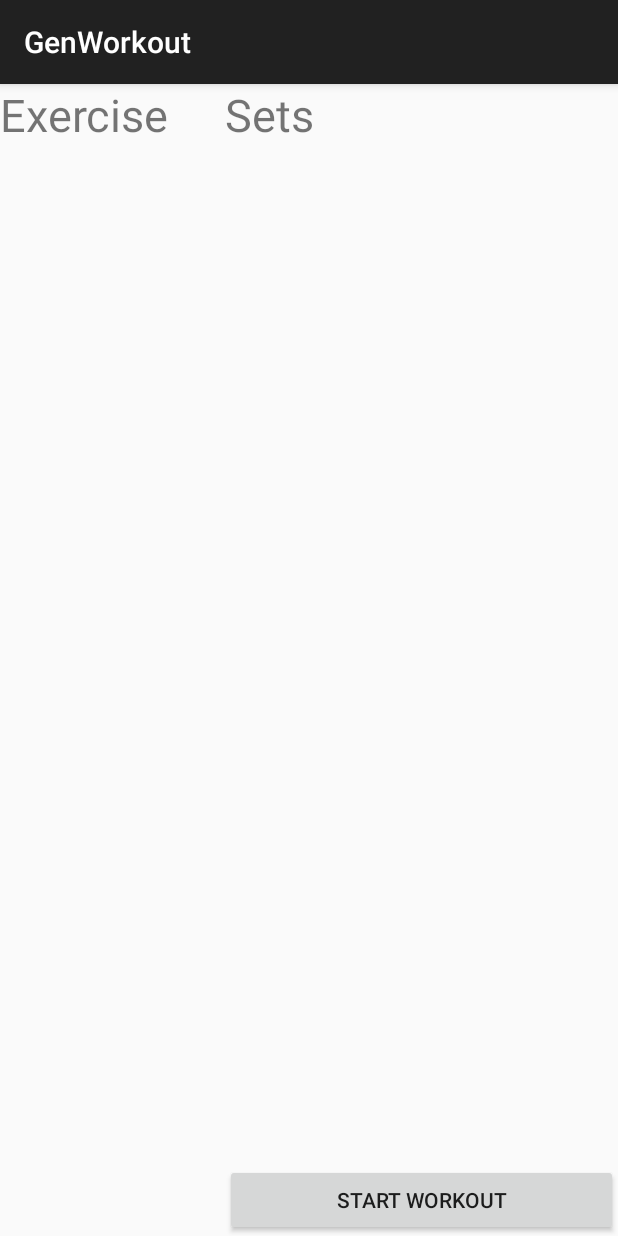
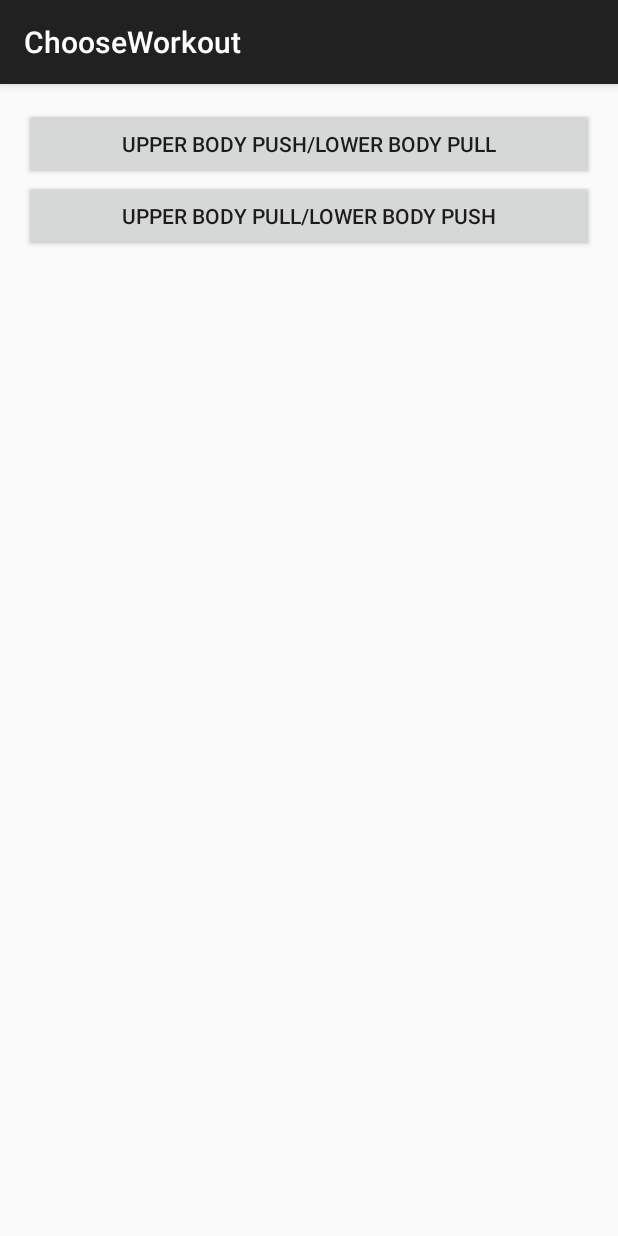
Before and after one commit to dsantamaria1/Workout_Buddy, an Android app: the screen it shows after launch (GenWorkout before the commit, ChooseWorkout after it), after a tap on "NEW WORKOUT!", on a phone screen of 412 x 824 dp. Run offline under Robolectric (Android 15) with nearby library versions, the phone set to English and light mode, and no system bars.

Commit message:
added first step of workout

```diff
--- a/android/app/build.gradle
+++ b/android/app/build.gradle
@@ -24,4 +24,5 @@ dependencies {
     testCompile 'junit:junit:4.12'
     compile 'com.android.support:appcompat-v7:21.0.3'
     compile 'com.loopj.android:android-async-http:1.4.5'
+    compile 'com.squareup.picasso:picasso:2.5.2'
 }
--- /dev/null
+++ b/android/app/src/main/java/com/mycompany/workoutbuddy/ChooseWorkout.java
@@ -0,0 +1,28 @@
+package com.mycompany.workoutbuddy;
+
+import android.os.Bundle;
+import android.support.v7.app.ActionBarActivity;
+import android.content.Intent;
+import android.view.View;
+
+public class ChooseWorkout extends ActionBarActivity {
+    public final static String PUSH_PULL  = "push_pull";
+
+    @Override
+    protected void onCreate(Bundle savedInstanceState) {
+        super.onCreate(savedInstanceState);
+        setContentView(R.layout.activity_choose_workout);
+    }
+
+    public void GetPushWorkout(View view){
+        Intent intent = new Intent(this, GenWorkout.class);
+        intent.putExtra(PUSH_PULL, 0);
+        startActivity(intent);
+    }
+    public void GetPullWorkout(View view){
+        Intent intent = new Intent(this, GenWorkout.class);
+        intent.putExtra(PUSH_PULL, 1);
+        startActivity(intent);
+    }
+
+}
--- a/android/app/src/main/java/com/mycompany/workoutbuddy/MainActivity.java
+++ b/android/app/src/main/java/com/mycompany/workoutbuddy/MainActivity.java
@@ -38,7 +38,7 @@ public class MainActivity extends ActionBarActivity {
     }
 
     public void newWorkout(View view) {
-        Intent intent = new Intent(this, GenWorkout.class);
+        Intent intent = new Intent(this, ChooseWorkout.class);
         startActivity(intent);
     }
 
--- /dev/null
+++ b/android/app/src/main/res/layout/activity_choose_workout.xml
@@ -0,0 +1,25 @@
+<?xml version="1.0" encoding="utf-8"?>
+<RelativeLayout xmlns:android="http://schemas.android.com/apk/res/android"
+    xmlns:tools="http://schemas.android.com/tools" android:layout_width="match_parent"
+    android:layout_height="match_parent" android:paddingLeft="@dimen/activity_horizontal_margin"
+    android:paddingRight="@dimen/activity_horizontal_margin"
+    android:paddingTop="@dimen/activity_vertical_margin"
+    android:paddingBottom="@dimen/activity_vertical_margin"
+    tools:context="com.mycompany.workoutbuddy.ChooseWorkout">
+
+    <Button
+        android:layout_width="fill_parent"
+        android:layout_height="wrap_content"
+        android:id="@+id/push_workout"
+        android:text="Upper Body Push/Lower Body Pull"
+        android:onClick="GetPushWorkout"/>
+
+    <Button
+        android:layout_width="fill_parent"
+        android:layout_height="wrap_content"
+        android:id="@+id/pull_workout"
+        android:text="Upper Body Pull/Lower Body Push"
+        android:layout_below="@id/push_workout"
+        android:onClick="GetPullWorkout"/>
+
+</RelativeLayout>
--- a/android/app/src/main/res/layout/activity_gen_workout.xml
+++ b/android/app/src/main/res/layout/activity_gen_workout.xml
@@ -82,7 +82,8 @@
                     android:text="Start Workout"
                     android:id="@+id/button_8"
                     android:layout_width="fill_parent"
-                    android:layout_height="wrap_content">
+                    android:layout_height="wrap_content"
+                    android:onClick="ShowSteps">
                 </Button>
             </RelativeLayout>
 
--- a/android/app/src/main/res/values/strings.xml
+++ b/android/app/src/main/res/values/strings.xml
@@ -2,4 +2,6 @@
     <string name="app_name">Workout Buddy</string>
     <string name="action_settings">Settings</string>
     <string name="title_activity_gen_workout">GenWorkout</string>
+    <string name="title_activity_choose_workout">ChooseWorkout</string>
+    <string name="title_activity_display_workout">DisplayWorkout</string>
 </resources>
```
Also changed, not shown: android/app/src/main/AndroidManifest.xml (+8 -0 lines), android/app/src/main/java/com/mycompany/workoutbuddy/DisplayWorkout.java (added, +77 -0 lines), android/app/src/main/java/com/mycompany/workoutbuddy/GenWorkout.java (+21 -4 lines), android/app/src/main/java/com/mycompany/workoutbuddy/OnSwipeTouchListener.java (added, +7 -0 lines), android/app/src/main/res/layout/activity_display_workout.xml (added, +47 -0 lines), android/app/src/main/res/layout/activity_main.xml (+4 -4 lines), 1 other file.
